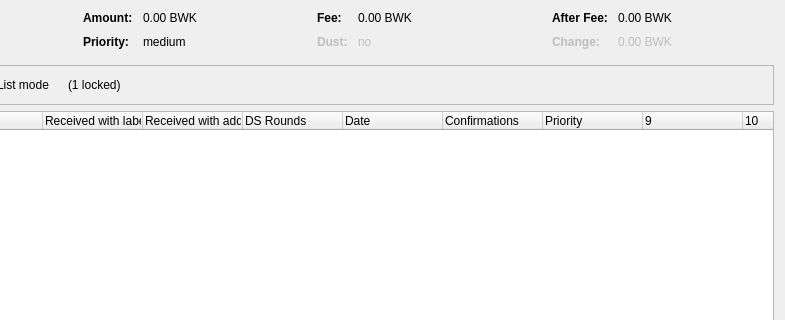
Before: the Qt Designer form src/qt/forms/coincontroldialog.ui in TUSC-Develop/Bulwark, drawn with Qt 5; both pictures show x 169 to 954 and y 0 to 320 of the 954 by 500 pixel window.
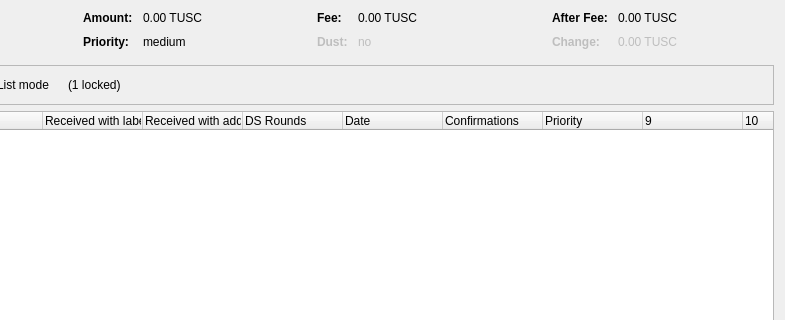
After: the same form once the commit is applied. Custom widgets are drawn as their Qt base class.

Diff of the .ui file:
```diff
--- a/src/qt/forms/coincontroldialog.ui
+++ b/src/qt/forms/coincontroldialog.ui
@@ -132,7 +132,7 @@
           <enum>Qt::ActionsContextMenu</enum>
          </property>
          <property name="text">
-          <string notr="true">0.00 BWK</string>
+          <string notr="true">0.00 TUSC</string>
          </property>
          <property name="textInteractionFlags">
           <set>Qt::LinksAccessibleByMouse|Qt::TextSelectableByKeyboard|Qt::TextSelectableByMouse</set>
@@ -206,7 +206,7 @@
           <enum>Qt::ActionsContextMenu</enum>
          </property>
          <property name="text">
-          <string notr="true">0.00 BWK</string>
+          <string notr="true">0.00 TUSC</string>
          </property>
          <property name="textInteractionFlags">
           <set>Qt::LinksAccessibleByMouse|Qt::TextSelectableByKeyboard|Qt::TextSelectableByMouse</set>
@@ -286,7 +286,7 @@
           <enum>Qt::ActionsContextMenu</enum>
          </property>
          <property name="text">
-          <string notr="true">0.00 BWK</string>
+          <string notr="true">0.00 TUSC</string>
          </property>
          <property name="textInteractionFlags">
           <set>Qt::LinksAccessibleByMouse|Qt::TextSelectableByKeyboard|Qt::TextSelectableByMouse</set>
@@ -321,7 +321,7 @@
           <enum>Qt::ActionsContextMenu</enum>
          </property>
          <property name="text">
-          <string notr="true">0.00 BWK</string>
+          <string notr="true">0.00 TUSC</string>
          </property>
          <property name="textInteractionFlags">
           <set>Qt::LinksAccessibleByMouse|Qt::TextSelectableByKeyboard|Qt::TextSelectableByMouse</set>
```
